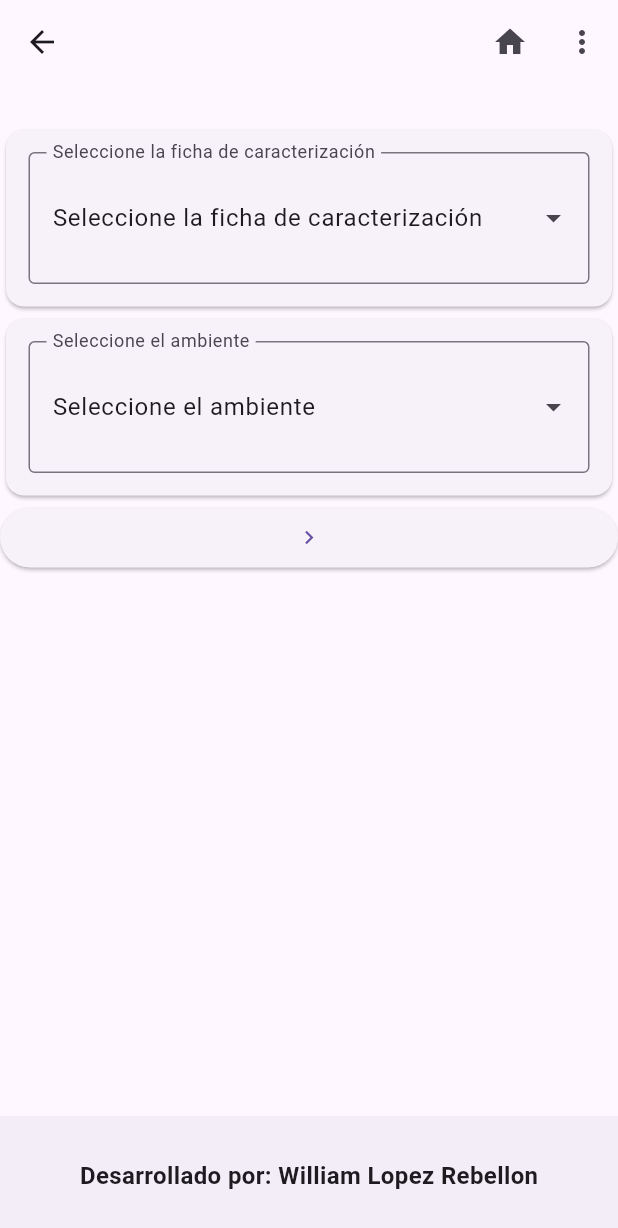
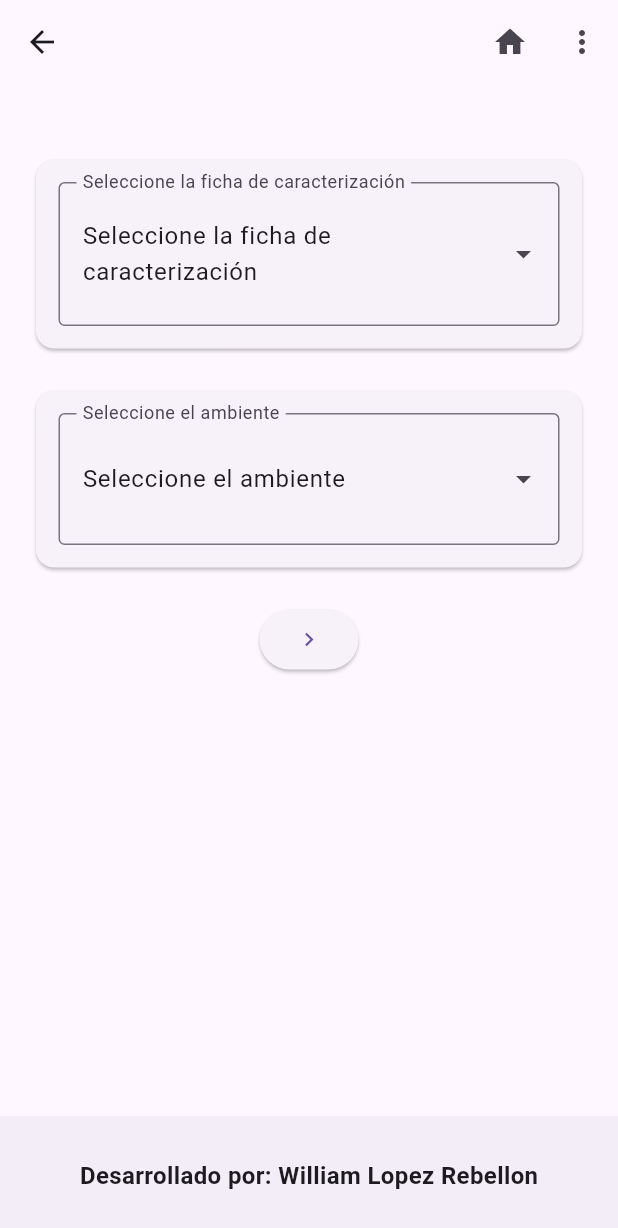
Before and after one commit to academicacoordinacion/registroAsistenciaSenaMovil, a Flutter app: the IndexFichaCaracterizacion screen opened directly with empty values, on a phone screen of 412 x 824 dp. Shown: the top 1228 px of the screen. Run offline on Flutter 3.47's test engine with Material 3 defaults, Android fonts, the phone set to English and light mode, and no system bars; drawn by our look-alikes of dropdown_search; our stand-ins replace dio, fluttertoast, shared_preferences, webview_flutter; missing offline and left inert: qr_code_scanner; accounts and stored records are empty.

Commit message:
screen responsive

```diff
--- a/lib/screens/fichas_caracterizacion/index1_screens.dart
+++ b/lib/screens/fichas_caracterizacion/index1_screens.dart
@@ -10,11 +10,11 @@ import 'package:registro_asistencia_sena_movil/widgets/header.dart';
 
 class IndexFichaCaracterizacion extends StatefulWidget {
   const IndexFichaCaracterizacion({
-    super.key,
+    Key? key,
     required this.loginResponse,
     required this.fichasCaracterizacion,
     required this.ambientes,
-  });
+  }) : super(key: key);
 
   final LoginResponse loginResponse;
   final List<FichaCaracterizacion> fichasCaracterizacion;
@@ -32,11 +32,6 @@ class _IndexFichaCaracterizacionState extends State<IndexFichaCaracterizacion> {
   final AppServices appServices = AppServices();
 
   @override
-  void initState() {
-    super.initState();
-  }
-
-  @override
   Widget build(BuildContext context) {
     return Scaffold(
       appBar: PreferredSize(
@@ -44,12 +39,19 @@ class _IndexFichaCaracterizacionState extends State<IndexFichaCaracterizacion> {
             Size.fromHeight(MediaQuery.of(context).size.height * 0.1),
         child: Header(loginResponse: widget.loginResponse),
       ),
-      body: ListView(
-        children: [
-          seleccionarFicha(widget.fichasCaracterizacion),
-          seleccionarAmbiente(widget.ambientes),
-          botonRegistros(context),
-        ],
+      body: SingleChildScrollView(
+        child: Padding(
+          padding: const EdgeInsets.all(20),
+          child: Column(
+            children: [
+              seleccionarFicha(widget.fichasCaracterizacion),
+              const SizedBox(height: 20),
+              seleccionarAmbiente(widget.ambientes),
+              const SizedBox(height: 20),
+              botonRegistros(context),
+            ],
+          ),
+        ),
       ),
       bottomNavigationBar: const footer(),
     );
```
